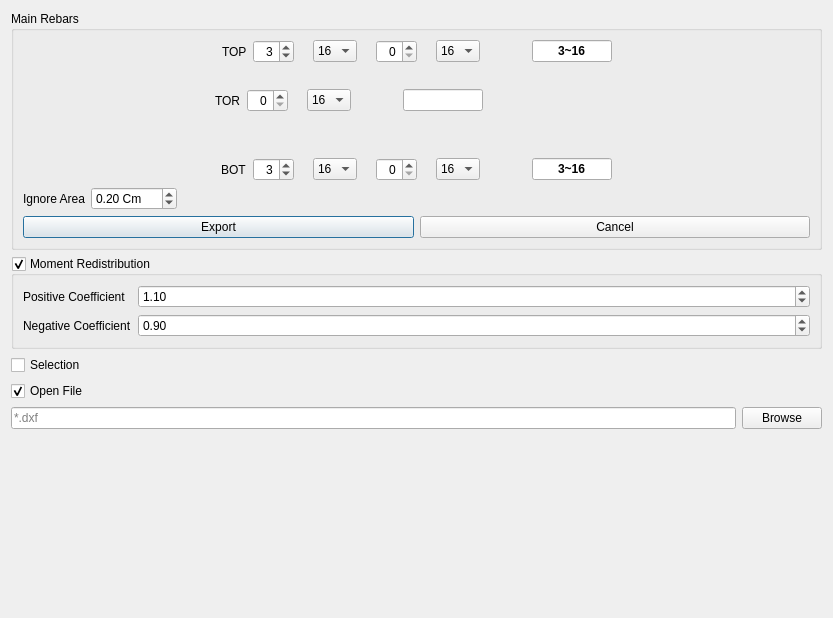
Before: the Qt Designer form widgets/import_export/export_rebar_plans_to_dxf.ui in ebrahimraeyat/civilTools, drawn with Qt 5.
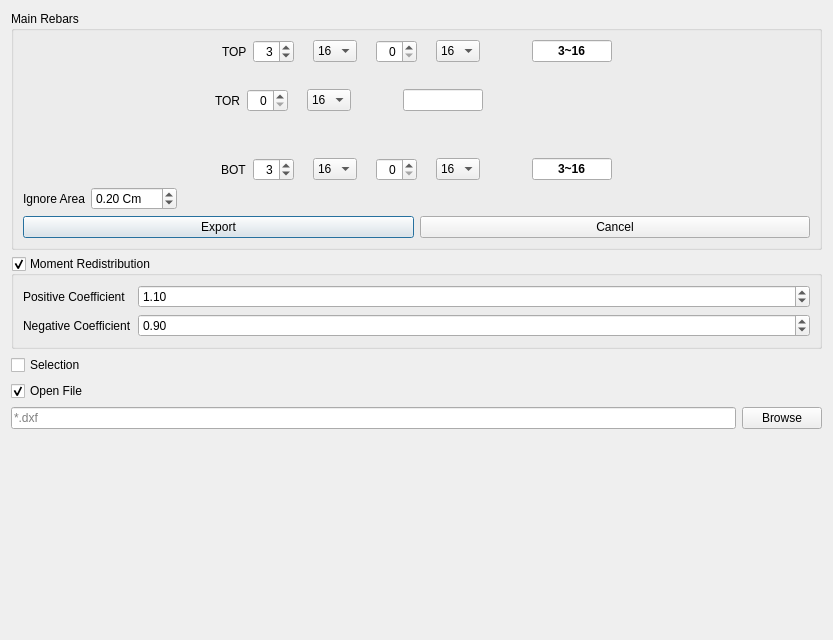
After: the same form once the commit is applied. Icons and pictures are not drawn.

Commit message: Set the number of rebars to be 0 in export rebar to dwg

What changed in the file:
```diff
--- a/widgets/import_export/export_rebar_plans_to_dxf.ui
+++ b/widgets/import_export/export_rebar_plans_to_dxf.ui
@@ -7,7 +7,7 @@
     <x>0</x>
     <y>0</y>
     <width>833</width>
-    <height>618</height>
+    <height>640</height>
    </rect>
   </property>
   <property name="windowTitle">
```
Left out of the diff: 4 changed lines with no effect on the pictures.
